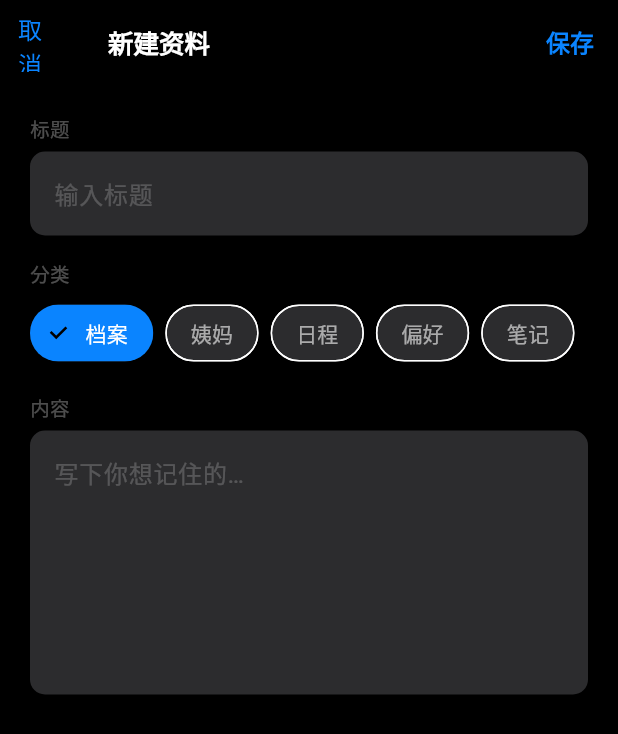
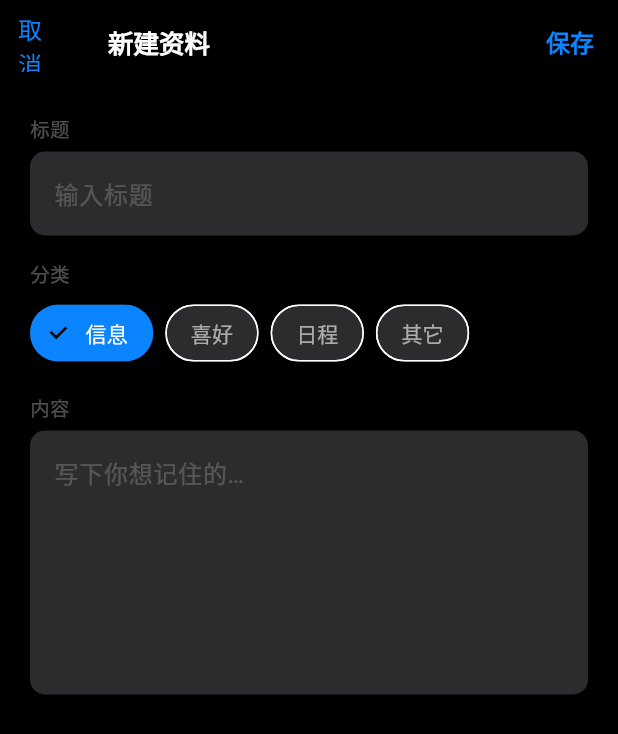
Before and after one commit to JIAYI120/c_agent, a Flutter app: the screen it shows after launch, after a tap on the "add" icon, on a phone screen of 412 x 824 dp. Shown: the top 734 px of the screen. Run offline on Flutter 3.47's test engine with Material 3 defaults, Android fonts, the phone set to English and light mode, and no system bars; our stand-ins replace sqflite; accounts and stored records are empty.

```diff
--- a/offline_kb/lib/main.dart
+++ b/offline_kb/lib/main.dart
@@ -104,7 +104,7 @@ class _MainScreenState extends State<MainScreen> {
             id INTEGER PRIMARY KEY AUTOINCREMENT,
             title TEXT NOT NULL,
             body TEXT NOT NULL,
-            category TEXT NOT NULL,
+            category TEXT NOT NULL DEFAULT 'info',
             content_hash TEXT,
             embedding_status TEXT DEFAULT 'pending',
             created_at TEXT DEFAULT CURRENT_TIMESTAMP,
@@ -222,6 +222,21 @@ class _MainScreenState extends State<MainScreen> {
       ),
     );
   }
+
+  Widget _tabIcon(int index, IconData icon) {
+    final active = _currentIndex == index;
+    return GestureDetector(
+      onTap: () => setState(() => _currentIndex = index),
+      child: Container(
+        padding: const EdgeInsets.symmetric(horizontal: 20, vertical: 8),
+        decoration: BoxDecoration(
+          color: active ? const Color(0xFF0a84ff).withOpacity(0.10) : Colors.transparent,
+          borderRadius: BorderRadius.circular(30),
+        ),
+        child: Icon(icon, size: 22, color: active ? const Color(0xFF0a84ff) : Colors.white.withOpacity(0.3)),
+      ),
+    );
+  }
 }
 
 class EntriesScreen extends StatefulWidget {
@@ -235,7 +250,7 @@ class EntriesScreen extends StatefulWidget {
 
 class _EntriesScreenState extends State<EntriesScreen> {
   List<Map<String, dynamic>> _entries = [];
-  String _filter = 'all';
+  String _filter = 'info';
 
   @override
   void initState() {
@@ -257,15 +272,13 @@ class _EntriesScreenState extends State<EntriesScreen> {
   }
 
   List<Map<String, dynamic>> get _filtered =>
-      _filter == 'all' ? _entries : _entries.where((e) => e['category'] == _filter).toList();
+      _entries.where((e) => e['category'] == _filter).toList();
 
   final Map<String, Map<String, dynamic>> _catMeta = {
-    'profile': {'name': '档案', 'icon': Icons.horizontal_rule, 'color': const Color(0xFF0a84ff)},
-    'period': {'name': '姨妈', 'icon': Icons.circle_outlined, 'color': const Color(0xFFff453a)},
-    'schedule': {'name': '日程', 'icon': Icons.crop_square_rounded, 'color': const Color(0xFFff9f0a)},
-    'preference': {'name': '偏好', 'icon': Icons.diamond_outlined, 'color': const Color(0xFF30d158)},
-    'note': {'name': '笔记', 'icon': Icons.change_history_outlined, 'color': const Color(0xFFbf5af2)},
-    'other': {'name': '其他', 'icon': Icons.circle, 'color': const Color(0xFFbf5af2)},
+    'info': {'name': '信息', 'icon': Icons.horizontal_rule, 'color': const Color(0xFF0a84ff)},
+    'like': {'name': '喜好', 'icon': Icons.diamond_outlined, 'color': const Color(0xFF30d158)},
+    'plan': {'name': '日程', 'icon': Icons.crop_square_rounded, 'color': const Color(0xFFff9f0a)},
+    'other': {'name': '其它', 'icon': Icons.circle, 'color': const Color(0xFFbf5af2)},
   };
 
   @override
@@ -283,19 +296,18 @@ class _EntriesScreenState extends State<EntriesScreen> {
             ],
           ),
         ),
-        // Filters
-        SizedBox(
-          height: 36,
-          child: ListView(
-            scrollDirection: Axis.horizontal,
+        // Filters - equal width 4 columns
+        Padding(
           padding: const EdgeInsets.symmetric(horizontal: 16),
+          child: Row(
             children: [
-              _filterChip('全部', 'all'),
-              _filterChip('档案', 'profile'),
-              _filterChip('姨妈', 'period'),
-              _filterChip('日程', 'schedule'),
-              _filterChip('偏好', 'preference'),
-              _filterChip('笔记', 'note'),
+              Expanded(child: _filterChip('信息', 'info')),
+              const SizedBox(width: 8),
+              Expanded(child: _filterChip('喜好', 'like')),
+              const SizedBox(width: 8),
+              Expanded(child: _filterChip('日程', 'plan')),
+              const SizedBox(width: 8),
+              Expanded(child: _filterChip('其它', 'other')),
             ],
           ),
         ),
@@ -331,9 +343,7 @@ class _EntriesScreenState extends State<EntriesScreen> {
 
   Widget _filterChip(String label, String value) {
     final selected = _filter == value;
-    return Padding(
-      padding: const EdgeInsets.only(right: 8),
-      child: ChoiceChip(
+    return ChoiceChip(
       label: Text(label),
       selected: selected,
       onSelected: (_) => setState(() => _filter = value),
@@ -345,7 +355,6 @@ class _EntriesScreenState extends State<EntriesScreen> {
         fontWeight: FontWeight.w500,
       ),
       shape: RoundedRectangleBorder(borderRadius: BorderRadius.circular(20)),
-      ),
     );
   }
 
@@ -445,7 +454,7 @@ class _EntryFormScreenState extends State<EntryFormScreen> {
     super.initState();
     _titleCtrl = TextEditingController(text: widget.entry?['title'] as String? ?? '');
     _bodyCtrl = TextEditingController(text: widget.entry?['body'] as String? ?? '');
-    _category = widget.entry?['category'] as String? ?? 'profile';
+    _category = widget.entry?['category'] as String? ?? 'info';
   }
 
   @override
@@ -524,11 +533,10 @@ class _EntryFormScreenState extends State<EntryFormScreen> {
 
   Widget _categoryPicker() {
     final cats = [
-      {'key': 'profile', 'name': '档案'},
-      {'key': 'period', 'name': '姨妈'},
-      {'key': 'schedule', 'name': '日程'},
-      {'key': 'preference', 'name': '偏好'},
-      {'key': 'note', 'name': '笔记'},
+      {'key': 'info', 'name': '信息'},
+      {'key': 'like', 'name': '喜好'},
+      {'key': 'plan', 'name': '日程'},
+      {'key': 'other', 'name': '其它'},
     ];
     return Wrap(
       spacing: 8,
```
Also changed, not shown: 1 other file. Lines whose indentation alone changed are shown as unchanged.
